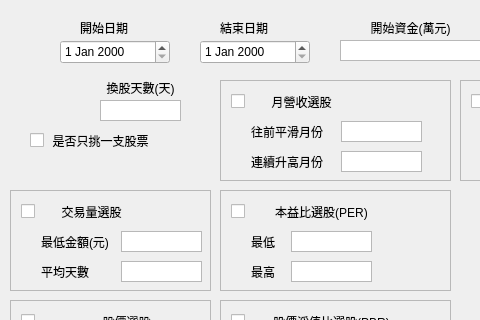
First picture: the form in UI_backtest.ui, repository bjioljlo/StockHistory, before the edit; both pictures show x 0 to 480 and y 0 to 320 of the 800 by 600 pixel window.
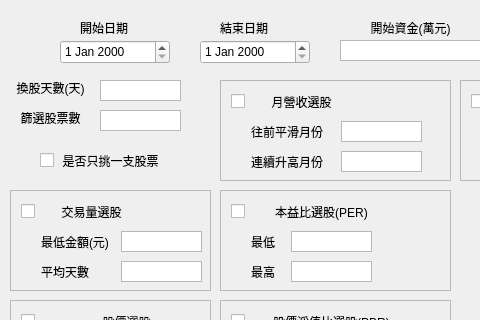
Second picture: the form after the edit.

Patch:
```diff
--- a/UI_backtest.ui
+++ b/UI_backtest.ui
@@ -121,7 +121,7 @@
    <widget class="QLabel" name="label_4">
     <property name="geometry">
      <rect>
-      <x>90</x>
+      <x>0</x>
       <y>80</y>
       <width>101</width>
       <height>16</height>
@@ -138,7 +138,7 @@
     <property name="geometry">
      <rect>
       <x>100</x>
-      <y>100</y>
+      <y>80</y>
       <width>81</width>
       <height>21</height>
      </rect>
@@ -496,8 +496,8 @@
    <widget class="QCheckBox" name="check_pickOneStock">
     <property name="geometry">
      <rect>
-      <x>30</x>
-      <y>130</y>
+      <x>40</x>
+      <y>150</y>
       <width>101</width>
       <height>20</height>
      </rect>
@@ -509,8 +509,8 @@
    <widget class="QLabel" name="label_14">
     <property name="geometry">
      <rect>
-      <x>50</x>
-      <y>130</y>
+      <x>60</x>
+      <y>150</y>
       <width>101</width>
       <height>21</height>
      </rect>
@@ -865,6 +865,51 @@
      <string>開始回測PER&amp;PBR</string>
     </property>
    </widget>
+   <widget class="QLabel" name="label_24">
+    <property name="geometry">
+     <rect>
+      <x>0</x>
+      <y>110</y>
+      <width>101</width>
+      <height>16</height>
+     </rect>
+    </property>
+    <property name="text">
+     <string>篩選股票數</string>
+    </property>
+    <property name="alignment">
+     <set>Qt::AlignCenter</set>
+    </property>
+   </widget>
+   <widget class="QTextEdit" name="input_StockAmount">
+    <property name="geometry">
+     <rect>
+      <x>100</x>
+      <y>110</y>
+      <width>81</width>
+      <height>21</height>
+     </rect>
+    </property>
+    <property name="font">
+     <font>
+      <pointsize>10</pointsize>
+      <weight>75</weight>
+      <bold>true</bold>
+     </font>
+    </property>
+    <property name="verticalScrollBarPolicy">
+     <enum>Qt::ScrollBarAlwaysOff</enum>
+    </property>
+    <property name="horizontalScrollBarPolicy">
+     <enum>Qt::ScrollBarAlwaysOff</enum>
+    </property>
+    <property name="documentTitle">
+     <string/>
+    </property>
+    <property name="placeholderText">
+     <string/>
+    </property>
+   </widget>
   </widget>
   <widget class="QMenuBar" name="menubar">
    <property name="geometry">
```
